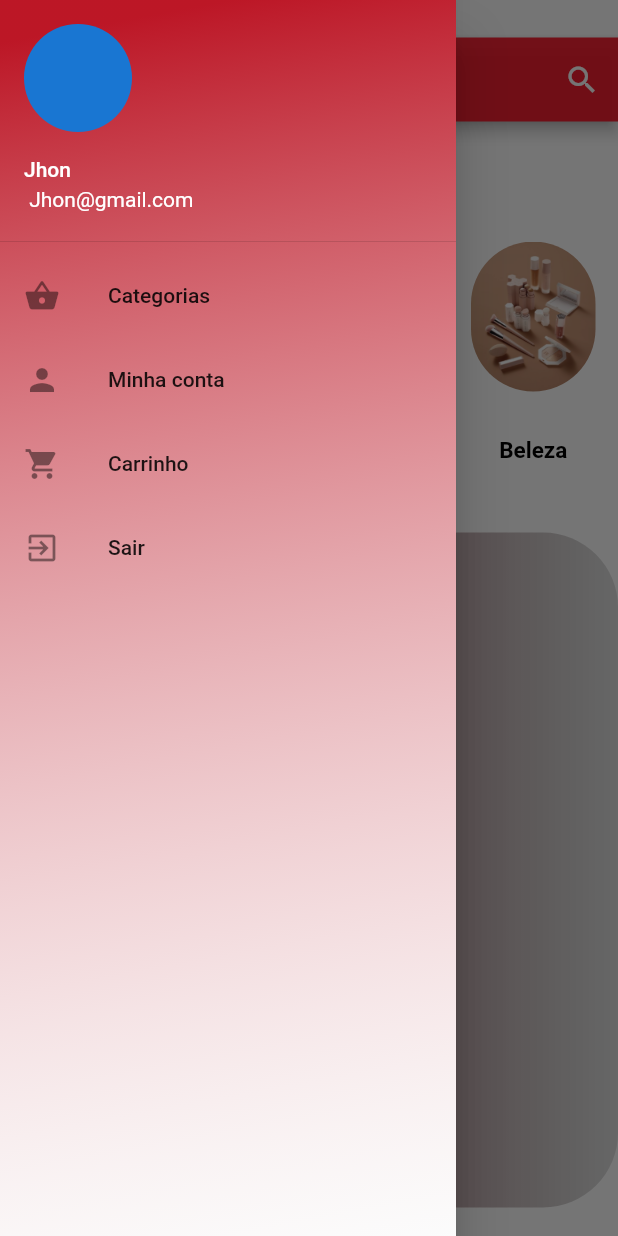
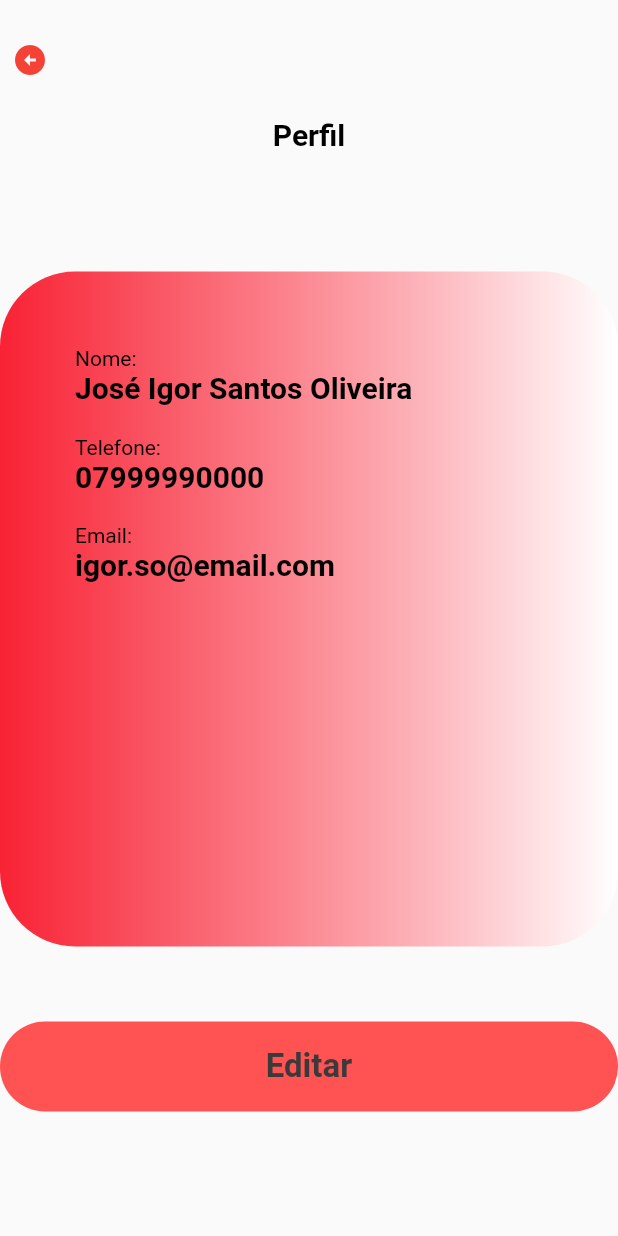
Before and after one commit to joseigors/ViaStore, a Flutter app: the HomePage screen opened by its route, in the side drawer, after a tap on "Minha conta", on a phone screen of 412 x 824 dp. Run offline on Flutter 3.47's test engine with Material 2 defaults, Android fonts, the phone set to English and light mode, and no system bars; our stand-ins replace cloud_firestore, firebase_auth, firebase_core, flutter_signin_button, image_picker; accounts and stored records are empty; network calls fail.

Commit message:
new pages

```diff
--- a/lib/main.dart
+++ b/lib/main.dart
@@ -3,6 +3,7 @@ import 'package:estudo_de_caso/pages/CamaMesaBanhoPage.dart';
 import 'package:estudo_de_caso/pages/DecorationPage.dart';
 import 'package:estudo_de_caso/pages/HomePage.dart';
 import 'package:estudo_de_caso/pages/LoginPage.dart';
+import 'package:estudo_de_caso/pages/Profile.dart';
 import 'package:estudo_de_caso/pages/RegisterPage.dart';
 import 'package:firebase_core/firebase_core.dart';
 import 'package:flutter/material.dart';
@@ -38,6 +39,7 @@ class MyApp extends StatelessWidget {
           '/cama': (context) => const CamaMesaBanho(),
           '/decoration': (context) => const DecorationPage(),
           '/beleza': (context) => const BelezaPage(),
+          '/perfil': (context)  => const ProfilePage(),
         }
 
       ),
--- /dev/null
+++ b/lib/pages/EditProfile.dart
@@ -0,0 +1,15 @@
+import 'package:flutter/cupertino.dart';
+
+class EditProfilePage extends StatefulWidget {
+  const EditProfilePage({Key? key}) : super(key: key);
+
+  @override
+  State<EditProfilePage> createState() => _EditProfilePageState();
+}
+
+class _EditProfilePageState extends State<EditProfilePage> {
+  @override
+  Widget build(BuildContext context) {
+    return Container();
+  }
+}
--- a/lib/pages/HomePage.dart
+++ b/lib/pages/HomePage.dart
@@ -207,6 +207,14 @@ class _HomePageState extends State<HomePage> {
             ),
             const SizedBox(height: 20),
 
+            Text('Mais vendidos:',
+              style: TextStyle(
+                  fontSize: 20,
+                  fontWeight: FontWeight.bold,
+                  color: Colors.black
+            ),),
+            const SizedBox(height: 20),
+
             Container(
               width: 450,
               height: 450,
@@ -218,7 +226,91 @@ class _HomePageState extends State<HomePage> {
                   borderRadius: BorderRadius.all(Radius.circular(50))),
               child: ListView(
                 padding: EdgeInsets.all(50),
-                children: const [
+                children:  [
+                   Column(
+                    children: [
+                      Column(
+                        children:  [
+                          Container(
+                            width: MediaQuery.of(context).size.width * 0.8,
+                            height: MediaQuery.of(context).size.height * 0.2,
+                            decoration: const BoxDecoration(
+                                image: DecorationImage(
+                                  image: AssetImage(
+                                      "lib/assets/images/cardigan.jpg"),
+                                  fit: BoxFit.cover,
+                                ),
+                                borderRadius: BorderRadius.all(Radius.circular(50)),
+                                color: Colors.black
+                            ),
+
+                          ),
+                          SizedBox(height: 20),
+                          const Text('Cardigan Midi Canelado ', style: TextStyle(
+                              fontSize: 15,
+                              fontWeight: FontWeight.bold,
+                              color: Colors.black),
+
+                          ),
+                          const Text('55,90 ', style: TextStyle(
+                              fontSize: 15,
+                              fontWeight: FontWeight.bold,
+                              color: Colors.black),
+
+                          ),
+
+                        ],
+                      ),
+                      SizedBox(height: 20,),
+                      Column(
+                        children: [
+                          Container(
+                            width: MediaQuery.of(context).size.width * 0.8,
+                            height: MediaQuery.of(context).size.height * 0.2,
+                            decoration: const BoxDecoration(
+                                image: DecorationImage(
+                                  image: AssetImage(
+                                      "lib/assets/images/casaco.jpg"),
+                                  fit: BoxFit.cover,
+                                ),
+                                borderRadius: BorderRadius.all(Radius.circular(50)),
+                                color: Colors.black
+                            ),
+
+                          ),
+                          SizedBox(height: 20),
+                          const Text('Blusa De Frio Lillo E Stitch', style: TextStyle(
+                              fontSize: 15,
+                              fontWeight: FontWeight.bold,
+                              color: Colors.black),
+
+                          ),
+                          const Text('190,90 ', style: TextStyle(
+                              fontSize: 15,
+                              fontWeight: FontWeight.bold,
+                              color: Colors.black),
+
+                          ),
+                        ],
+                      ),
+                      SizedBox(height: 20,),
+                      Container(
+                        width: MediaQuery.of(context).size.width * 0.8,
+                        height: MediaQuery.of(context).size.height * 0.2,
+                        decoration: BoxDecoration(
+                            color: Colors.black
+                        ),
+                      ),
+                      SizedBox(height: 20,),
+                      Container(
+                        width: MediaQuery.of(context).size.width * 0.8,
+                        height: MediaQuery.of(context).size.height * 0.2,
+                        decoration: BoxDecoration(
+                            color: Colors.black
+                        ),
+                      ),
+                    ],
+                  ),
 
                 ],
               ),
--- /dev/null
+++ b/lib/pages/Profile.dart
@@ -0,0 +1,155 @@
+import 'package:estudo_de_caso/pages/EditProfile.dart';
+import 'package:estudo_de_caso/widgets/CustomColor.dart';
+import 'package:flutter/cupertino.dart';
+import 'package:flutter/material.dart';
+
+class ProfilePage extends StatefulWidget {
+  const ProfilePage({Key? key}) : super(key: key);
+
+  @override
+  State<ProfilePage> createState() => _ProfilePageState();
+}
+
+class _ProfilePageState extends State<ProfilePage> {
+  @override
+  Widget build(BuildContext context) {
+    return Scaffold(
+
+      body: Container(
+        child: ListView(
+          children: [
+            const SizedBox(height: 20),
+            IconButton(
+                icon:
+                const Icon(Icons.arrow_circle_left, color: Colors.red),
+                alignment: Alignment.topLeft,
+                onPressed: () {}),
+
+            const SizedBox(
+              height: 10,
+            ),
+            Text(
+              "Perfil",
+              textAlign: TextAlign.center,
+              style: TextStyle(
+                fontSize: 20.0,
+                fontWeight: FontWeight.bold,
+                color: Colors.black,
+              ),
+            ),
+            const SizedBox(
+              height: 80,
+            ),
+            Container(
+              width: 50,
+              height: 450,
+              decoration: const BoxDecoration(
+                  gradient: LinearGradient(
+                    colors: [Color.fromARGB(232, 248, 13, 33), Colors.white],
+                  ),
+                  //color: CustomColor.colorBackground,
+                  borderRadius: BorderRadius.all(Radius.circular(50))),
+              child: ListView(
+                padding: EdgeInsets.all(50),
+                children: const [
+                  SizedBox(
+                    width: 20,
+                  ),
+                  Text(
+                    "Nome:",
+                    style: TextStyle(color: Colors.black),
+                  ),
+                  Text(
+                    "José Igor Santos Oliveira",
+                    textAlign: TextAlign.start,
+                    style: TextStyle(
+                      fontSize: 20,
+                      fontWeight: FontWeight.bold,
+                      color: Colors.black,
+                    ),
+                  ),
+                  SizedBox(
+                    height: 20,
+                  ),
+                  Text(
+                    "Telefone:",
+                    style: TextStyle(color: Colors.black),
+                  ),
+                  Text(
+                    "07999990000",
+                    textAlign: TextAlign.start,
+                    style: TextStyle(
+                      fontSize: 20,
+                      fontWeight: FontWeight.bold,
+                      color: Colors.black,
+                    ),
+                  ),
+                  SizedBox(
+                    height: 20,
+                  ),
+                  Text(
+                    "Email:",
+                    style: TextStyle(color: Colors.black),
+                  ),
+                  Text(
+                    "igor.so@email.com",
+                    textAlign: TextAlign.start,
+                    style: TextStyle(
+                      fontSize: 20,
+                      fontWeight: FontWeight.bold,
+                      color: Colors.black,
+                    ),
+                  ),
+                  SizedBox(
+                    height: 20,
+                  ),
+
+                  SizedBox(
+                    height: 20,
+                  ),
+                ],
+              ),
+            ),
+            const SizedBox(
+              height: 50,
+            ),
+            Container(
+                height: 60,
+                width: 100,
+                alignment: Alignment.centerLeft,
+                decoration: const BoxDecoration(
+                  color: CustomColor.redAcent,
+                  borderRadius: BorderRadius.all(
+                    Radius.circular(50),
+                  ),
+                ),
+                child: SizedBox.expand(
+                  child: TextButton(
+                    child: Row(
+                      mainAxisAlignment: MainAxisAlignment.center,
+                      children: const <Widget>[
+                        Text(
+                          "Editar",
+                          style: TextStyle(
+                            fontSize: 22.0,
+                            fontWeight: FontWeight.bold,
+                            color: Color.fromARGB(255, 58, 58, 58),
+                          ),
+                        ),
+                      ],
+                    ),
+                    onPressed: () {
+                      Navigator.of(context).push(
+                        MaterialPageRoute(
+                          builder: (context) => const EditProfilePage(),
+                        ),
+                      );
+                    },
+                  ),
+                ))
+          ],
+        ),
+      ),
+    );
+  }
+}
--- a/lib/widgets/CustomDrawer.dart
+++ b/lib/widgets/CustomDrawer.dart
@@ -38,7 +38,7 @@ class CustomDrawer extends StatelessWidget {
                 leading: const Icon(Icons.person),
                 title: const Text("Minha conta"),
                 onTap: () {
-                  //Navegar para outra página
+                  Navigator.pushNamed(context, '/perfil');
                 },
               ),
               ListTile(
--- a/pubspec.yaml
+++ b/pubspec.yaml
@@ -67,6 +67,10 @@ flutter:
     - lib/assets/images/Decoracao.jpg
     - lib/assets/images/VS.jpg
     - lib/assets/images/person.png
+    - lib/assets/images/base.jpg
+    - lib/assets/images/cardigan.jpg
+    - lib/assets/images/casaco.jpg
+    - lib/assets/images/edredon.jpg
   # The following line ensures that the Material Icons font is
   # included with your application, so that you can use the icons in
   # the material Icons class.
```
Also changed, not shown: lib/assets/images/base.jpg (added), lib/assets/images/cardigan.jpg (added), lib/assets/images/casaco.jpg (added), lib/assets/images/edredon.jpg (added).
